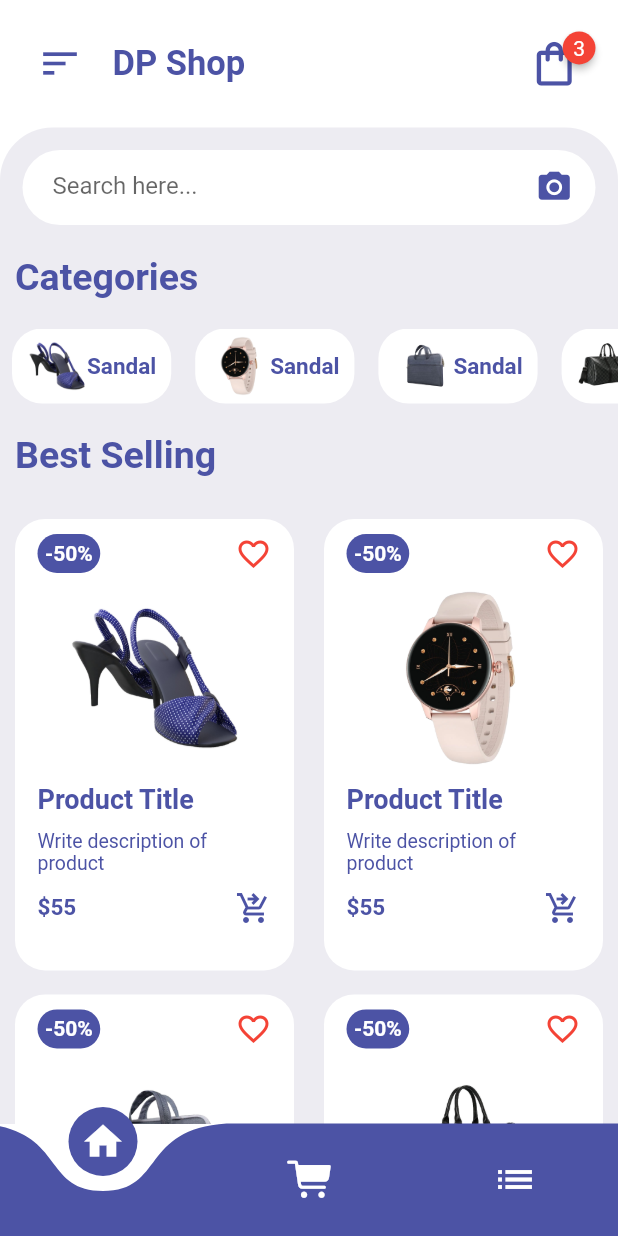
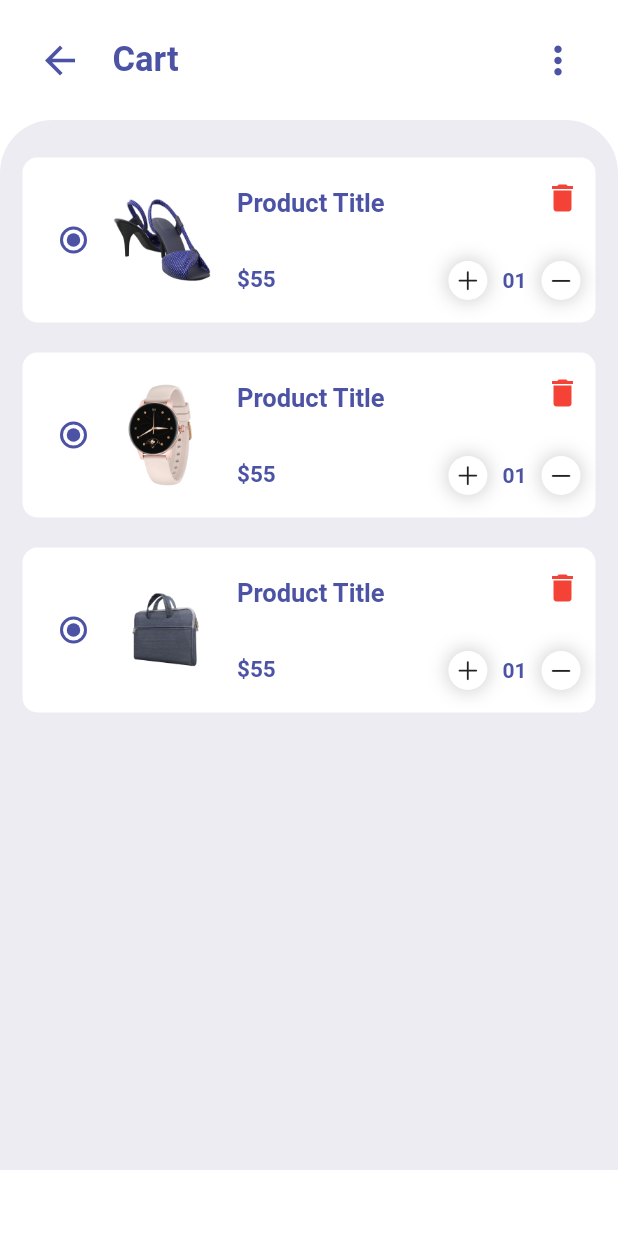
Before and after one commit to kylsnchz12/Shopping-App-UI, a Flutter app: the screen it shows after launch, after a tap on the "shopping bag" icon, on a phone screen of 412 x 824 dp. Run offline on Flutter 3.47's test engine with Material 2 defaults, Android fonts, the phone set to English and light mode, and no system bars; drawn by our look-alikes of badges, curved_navigation_bar.

Commit message:
Added cart page

```diff
--- a/shopping_ui/lib/main.dart
+++ b/shopping_ui/lib/main.dart
@@ -1,4 +1,5 @@
 import 'package:flutter/material.dart';
+import 'pages/cart_page.dart';
 import 'pages/home_page.dart';
 
 void main() {
@@ -13,7 +14,10 @@ class MyApp extends StatelessWidget {
     return MaterialApp(
       debugShowCheckedModeBanner: false,
       theme: ThemeData(scaffoldBackgroundColor: Colors.white),
-      routes: {"/": (context) => const HomePage()},
+      routes: {
+        "/": (context) => const HomePage(),
+        "cartPage": (context) => const CartPage()
+      },
     );
   }
 }
--- /dev/null
+++ b/shopping_ui/lib/pages/cart_page.dart
@@ -0,0 +1,32 @@
+import 'package:flutter/material.dart';
+import '../widgets/cart_appbar.dart';
+import '../widgets/cart_item_samples.dart';
+
+class CartPage extends StatelessWidget {
+  const CartPage({super.key});
+
+  @override
+  Widget build(BuildContext context) {
+    return Scaffold(
+      body: ListView(
+        children: [
+          const CartAppBar(),
+          Container(
+            height: 700,
+            padding: const EdgeInsets.only(top: 15),
+            decoration: const BoxDecoration(
+                color: Color(0xFFEDECF2),
+                borderRadius: BorderRadius.only(
+                    topLeft: Radius.circular(35),
+                    topRight: Radius.circular(35))),
+            child: Column(
+              children: const [
+                CartItemSamples(),
+              ],
+            ),
+          )
+        ],
+      ),
+    );
+  }
+}
--- a/shopping_ui/lib/pages/home_page.dart
+++ b/shopping_ui/lib/pages/home_page.dart
@@ -79,7 +79,7 @@ class HomePage extends StatelessWidget {
                           color: Color(0xFF4C53A5)),
                     ),
                   ),
-                  ItemsWidget(),
+                  const ItemsWidget(),
                 ],
               ),
             ),
--- /dev/null
+++ b/shopping_ui/lib/widgets/cart_appbar.dart
@@ -0,0 +1,43 @@
+import 'package:flutter/material.dart';
+
+class CartAppBar extends StatelessWidget {
+  const CartAppBar({super.key});
+
+  @override
+  Widget build(BuildContext context) {
+    return Container(
+      color: Colors.white,
+      padding: const EdgeInsets.all(25),
+      child: Row(
+        children: [
+          InkWell(
+            onTap: () {
+              Navigator.pop(context);
+            },
+            child: const Icon(
+              Icons.arrow_back,
+              size: 30,
+              color: Color(0xFF4C53A5),
+            ),
+          ),
+          const Padding(
+            padding: EdgeInsets.only(left: 20),
+            child: Text(
+              "Cart",
+              style: TextStyle(
+                  fontSize: 23,
+                  fontWeight: FontWeight.bold,
+                  color: Color(0xFF4C53A5)),
+            ),
+          ),
+          const Spacer(),
+          const Icon(
+            Icons.more_vert,
+            size: 30,
+            color: Color(0xFF4C53A5),
+          )
+        ],
+      ),
+    );
+  }
+}
--- /dev/null
+++ b/shopping_ui/lib/widgets/cart_item_samples.dart
@@ -0,0 +1,119 @@
+import 'package:flutter/cupertino.dart';
+import 'package:flutter/material.dart';
+
+class CartItemSamples extends StatelessWidget {
+  const CartItemSamples({super.key});
+
+  @override
+  Widget build(BuildContext context) {
+    return Column(
+      children: [
+        for (int i = 1; i < 4; i++)
+          Container(
+            height: 110,
+            margin: const EdgeInsets.symmetric(horizontal: 15, vertical: 10),
+            padding: const EdgeInsets.all(10),
+            decoration: BoxDecoration(
+                color: Colors.white, borderRadius: BorderRadius.circular(10)),
+            child: Row(
+              children: [
+                Radio(
+                    value: "",
+                    groupValue: "",
+                    activeColor: const Color(0xFF4C53A5),
+                    onChanged: (index) {}),
+                Container(
+                  height: 70,
+                  width: 70,
+                  margin: const EdgeInsets.only(right: 15),
+                  child: Image.asset("images/$i.png"),
+                ),
+                Padding(
+                  padding: const EdgeInsets.symmetric(vertical: 10),
+                  child: Column(
+                    crossAxisAlignment: CrossAxisAlignment.start,
+                    mainAxisAlignment: MainAxisAlignment.spaceBetween,
+                    children: const [
+                      Text(
+                        "Product Title",
+                        style: TextStyle(
+                            fontSize: 17,
+                            fontWeight: FontWeight.bold,
+                            color: Color(0xFF4C53A5)),
+                      ),
+                      Text(
+                        "\$55",
+                        style: TextStyle(
+                            fontSize: 15,
+                            fontWeight: FontWeight.bold,
+                            color: Color(0xFF4C53A5)),
+                      )
+                    ],
+                  ),
+                ),
+                const Spacer(),
+                Padding(
+                  padding: const EdgeInsets.symmetric(vertical: 5),
+                  child: Column(
+                    crossAxisAlignment: CrossAxisAlignment.end,
+                    mainAxisAlignment: MainAxisAlignment.spaceBetween,
+                    children: [
+                      const Icon(
+                        Icons.delete,
+                        color: Colors.red,
+                      ),
+                      Row(
+                        children: [
+                          Container(
+                              padding: const EdgeInsets.all(4),
+                              decoration: BoxDecoration(
+                                  color: Colors.white,
+                                  borderRadius: BorderRadius.circular(20),
+                                  boxShadow: [
+                                    BoxShadow(
+                                        color: Colors.grey.withOpacity(0.5),
+                                        spreadRadius: 1,
+                                        blurRadius: 10)
+                                  ]),
+                              child: const Icon(
+                                CupertinoIcons.plus,
+                                size: 18,
+                              )),
+                          Container(
+                            margin: const EdgeInsets.symmetric(horizontal: 10),
+                            child: const Text(
+                              "01",
+                              style: TextStyle(
+                                  fontSize: 14,
+                                  fontWeight: FontWeight.bold,
+                                  color: Color(0xFF4C53A5)),
+                            ),
+                          ),
+                          Container(
+                            padding: const EdgeInsets.all(4),
+                            decoration: BoxDecoration(
+                                color: Colors.white,
+                                borderRadius: BorderRadius.circular(20),
+                                boxShadow: [
+                                  BoxShadow(
+                                      color: Colors.grey.withOpacity(0.5),
+                                      spreadRadius: 1,
+                                      blurRadius: 10)
+                                ]),
+                            child: const Icon(
+                              CupertinoIcons.minus,
+                              size: 18,
+                            ),
+                          )
+                        ],
+                      )
+                    ],
+                  ),
+                )
+              ],
+            ),
+          )
+      ],
+    );
+  }
+}
--- a/shopping_ui/lib/widgets/homeappbar.dart
+++ b/shopping_ui/lib/widgets/homeappbar.dart
@@ -8,7 +8,7 @@ class HomeAppBar extends StatelessWidget {
   Widget build(BuildContext context) {
     return Container(
       color: Colors.white,
-      padding: const EdgeInsets.all(25),
+      padding: const EdgeInsets.only(top: 14, right: 25, left: 25, bottom: 25),
       child: Row(
         children: [
           const Icon(
@@ -35,7 +35,9 @@ class HomeAppBar extends StatelessWidget {
               style: TextStyle(color: Colors.white),
             ),
             child: InkWell(
-              onTap: () {},
+              onTap: () {
+                Navigator.pushNamed(context, "cartPage");
+              },
               child: const Icon(Icons.shopping_bag_outlined,
                   size: 35, color: Color(0xFF4C53A5)),
             ),
```
